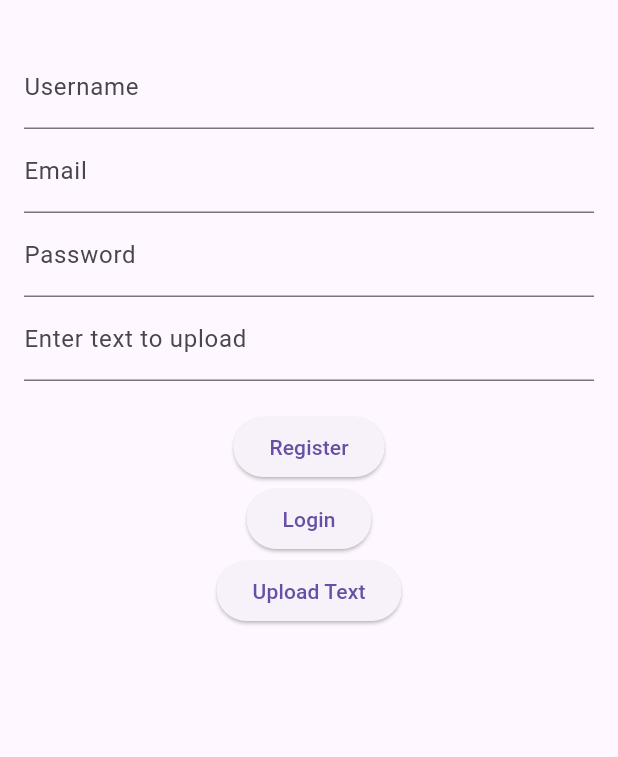
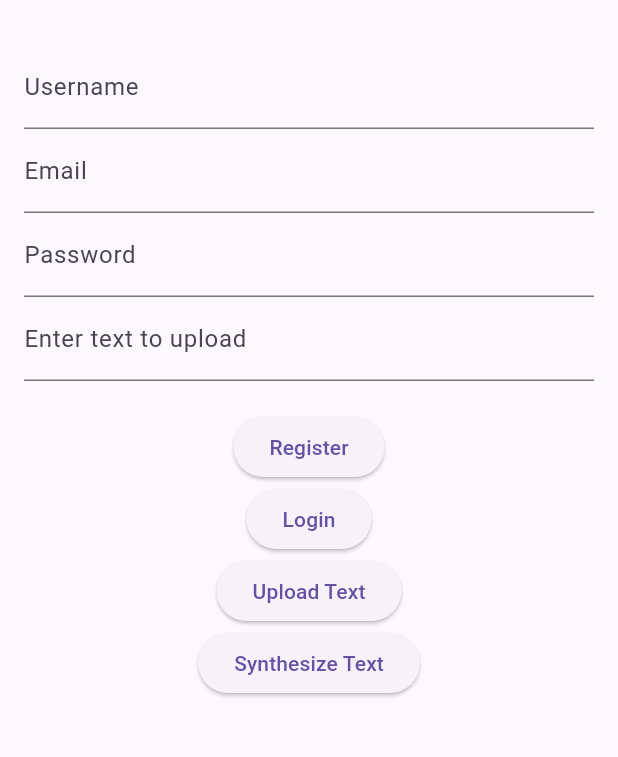
Before and after one commit to ChiefHYK/ai-reader, a Flutter app: the screen it shows after launch, on a phone screen of 412 x 824 dp, the part 63-820 px from its top. Run offline on Flutter 3.47's test engine with Material 3 defaults, Android fonts, the phone set to English and light mode, and no system bars; our stand-ins replace audioplayers.

Commit message:
feat: add text-to-speech functionality

```diff
--- a/frontend/lib/main.dart
+++ b/frontend/lib/main.dart
@@ -1,6 +1,7 @@
 import 'package:flutter/material.dart';
 import 'services/user_service.dart';
 import 'services/text_service.dart';
+import 'services/tts_service.dart';
 
 void main() {
   runApp(MyApp());
@@ -26,6 +27,7 @@ class AuthPage extends StatelessWidget {
   final TextEditingController passwordController = TextEditingController();
   final TextService textService = TextService();
   final TextEditingController textController = TextEditingController();
+  final TtsService ttsService = TtsService();
 
   @override
   Widget build(BuildContext context) {
@@ -116,6 +118,21 @@ class AuthPage extends StatelessWidget {
               },
               child: Text('Upload Text'),
             ),
+            ElevatedButton(
+              onPressed: () async {
+                try {
+                  await ttsService.synthesizeText(textController.text);
+                  ScaffoldMessenger.of(context).showSnackBar(
+                    SnackBar(content: Text('Text synthesized successfully')),
+                  );
+                } catch (e) {
+                  ScaffoldMessenger.of(context).showSnackBar(
+                    SnackBar(content: Text('Failed to synthesize text')),
+                  );
+                }
+              },
+              child: Text('Synthesize Text'),
+            ),
           ],
         ),
       ),
--- /dev/null
+++ b/frontend/lib/services/tts_service.dart
@@ -0,0 +1,22 @@
+import 'package:http/http.dart' as http;
+import 'package:audioplayers/audioplayers.dart';
+
+class TtsService {
+  final String baseUrl = 'http://localhost:3000/api/tts';
+  final AudioPlayer audioPlayer = AudioPlayer();
+
+  // 请求TTS服务
+  Future<void> synthesizeText(String text) async {
+    final response = await http.post(
+      Uri.parse('$baseUrl/synthesize'),
+      headers: {'Content-Type': 'application/json'},
+      body: {'text': text},
+    );
+
+    if (response.statusCode == 200) {
+      await audioPlayer.play(BytesSource(response.bodyBytes));
+    } else {
+      throw Exception('Failed to synthesize text');
+    }
+  }
+}
```
Also changed, not shown: 5 other files.
